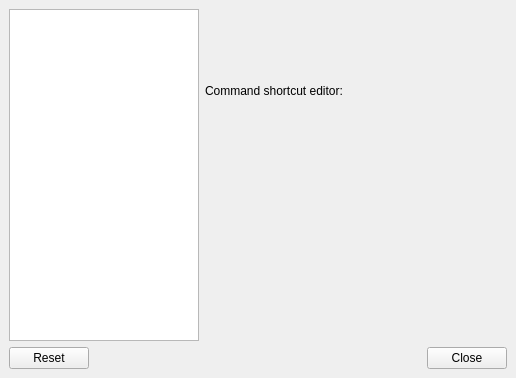
The window that razorqt-session/config/sessionconfigwindow.ui (Razor-qt/Razor-qt) describes before a commit, drawn with Qt 5.
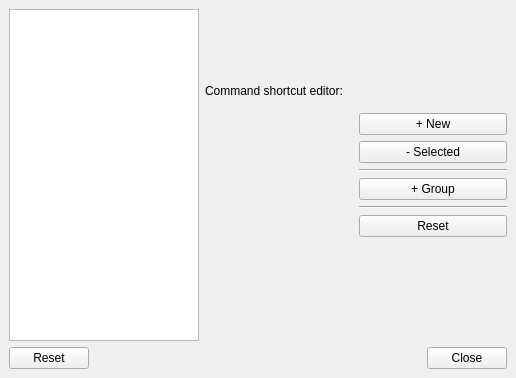
The same window after the commit. The open tabs and pages were chosen to show the change. Custom widgets are drawn as their Qt base class.

Commit message: Latest editor contains a new delegator and buttons on right side

The edit to the form file:
```diff
--- a/razorqt-session/config/sessionconfigwindow.ui
+++ b/razorqt-session/config/sessionconfigwindow.ui
@@ -434,19 +434,95 @@
          </layout>
         </widget>
         <widget class="QWidget" name="shortcutPage">
-         <layout class="QVBoxLayout" name="shortcutLayout">
+         <layout class="QHBoxLayout" name="shortcutLayout">
           <property name="margin">
            <number>0</number>
           </property>
           <item>
-           <widget class="QLabel" name="label_2">
-            <property name="text">
-             <string>Command shortcut editor:</string>
-            </property>
-           </widget>
+           <layout class="QVBoxLayout" name="verticalLayout_3">
+            <item>
+             <widget class="QLabel" name="label_2">
+              <property name="text">
+               <string>Command shortcut editor:</string>
+              </property>
+             </widget>
+            </item>
+            <item>
+             <widget class="ShortcutEditor" name="shortcutTableWidget" native="true"/>
+            </item>
+           </layout>
           </item>
           <item>
-           <widget class="ShortcutEditor" name="shortcutTableWidget" native="true"/>
+           <layout class="QVBoxLayout" name="verticalLayout_2">
+            <item>
+             <spacer name="verticalSpacer_2">
+              <property name="orientation">
+               <enum>Qt::Vertical</enum>
+              </property>
+              <property name="sizeHint" stdset="0">
+               <size>
+                <width>20</width>
+                <height>40</height>
+               </size>
+              </property>
+             </spacer>
+            </item>
+            <item>
+             <widget class="QPushButton" name="addNewBtn">
+              <property name="text">
+               <string>+ New</string>
+              </property>
+             </widget>
+            </item>
+            <item>
+             <widget class="QPushButton" name="removeSelectedBtn">
+              <property name="text">
+               <string>- Selected</string>
+              </property>
+             </widget>
+            </item>
+            <item>
+             <widget class="Line" name="line">
+              <property name="orientation">
+               <enum>Qt::Horizontal</enum>
+              </property>
+             </widget>
+            </item>
+            <item>
+             <widget class="QPushButton" name="addGroupBtn">
+              <property name="text">
+               <string>+ Group</string>
+              </property>
+             </widget>
+            </item>
+            <item>
+             <widget class="Line" name="line_2">
+              <property name="orientation">
+               <enum>Qt::Horizontal</enum>
+              </property>
+             </widget>
+            </item>
+            <item>
+             <widget class="QPushButton" name="resetSCBtn">
+              <property name="text">
+               <string>Reset</string>
+              </property>
+             </widget>
+            </item>
+            <item>
+             <spacer name="verticalSpacer_3">
+              <property name="orientation">
+               <enum>Qt::Vertical</enum>
+              </property>
+              <property name="sizeHint" stdset="0">
+               <size>
+                <width>20</width>
+                <height>40</height>
+               </size>
+              </property>
+             </spacer>
+            </item>
+           </layout>
           </item>
          </layout>
         </widget>
```
Left out of the diff: 10 changed lines with no effect on the pictures. The commit also changes 3 other files.
